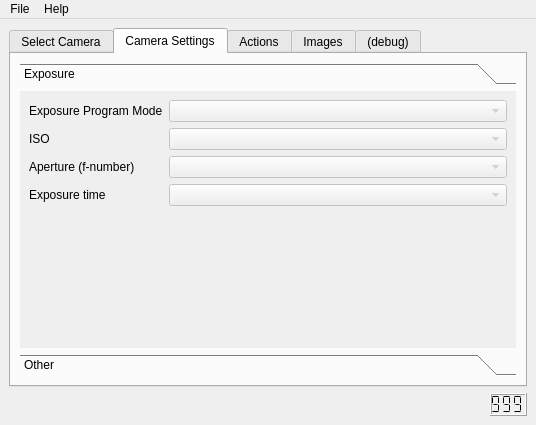
Qt form camtool/camtool.ui (steveicarus/camctl) before a commit.
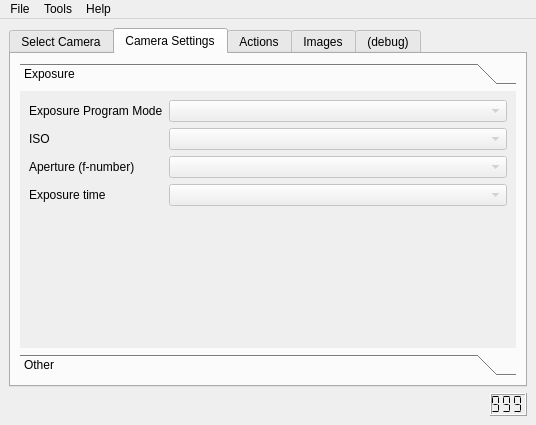
The same form after that commit. The open tabs and pages were chosen to show the change.

What changed in the file:
```diff
--- a/camtool/camtool.ui
+++ b/camtool/camtool.ui
@@ -603,7 +603,14 @@
     </property>
     <addaction name="preferences_action" />
    </widget>
+   <widget class="QMenu" name="menuTools" >
+    <property name="title" >
+     <string>Tools</string>
+    </property>
+    <addaction name="tools_preview" />
+   </widget>
    <addaction name="menuFile" />
+   <addaction name="menuTools" />
    <addaction name="menuHelp" />
   </widget>
   <action name="help_about_action" >
```
Left out of the diff: 12 changed lines with no effect on the pictures.
